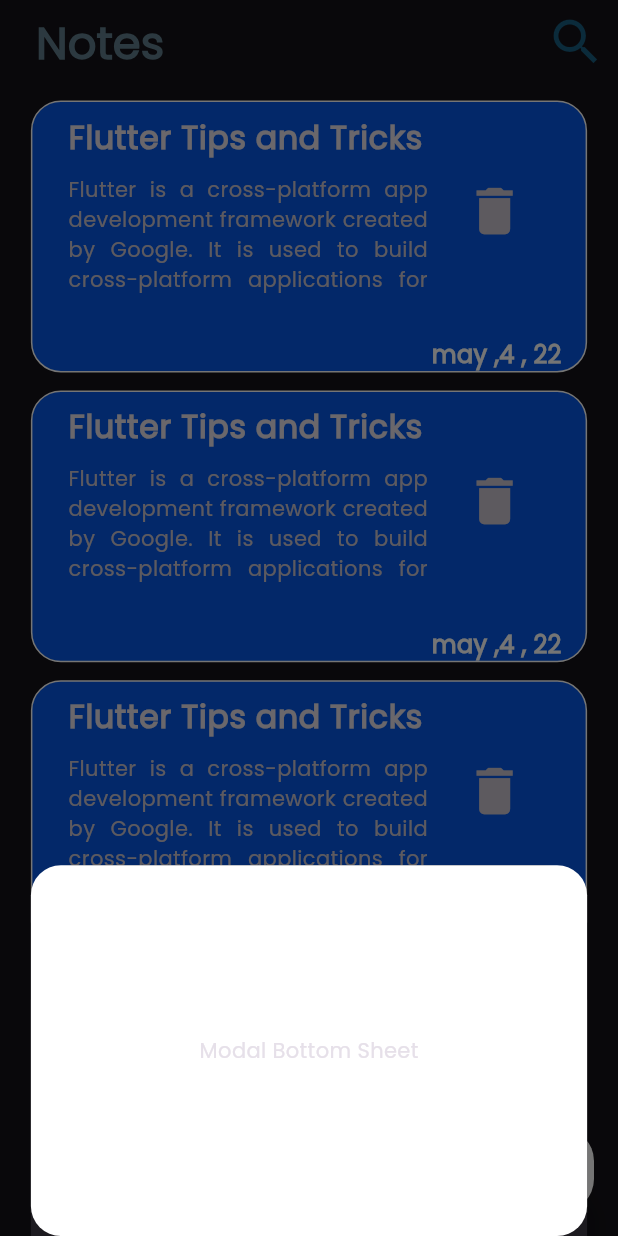
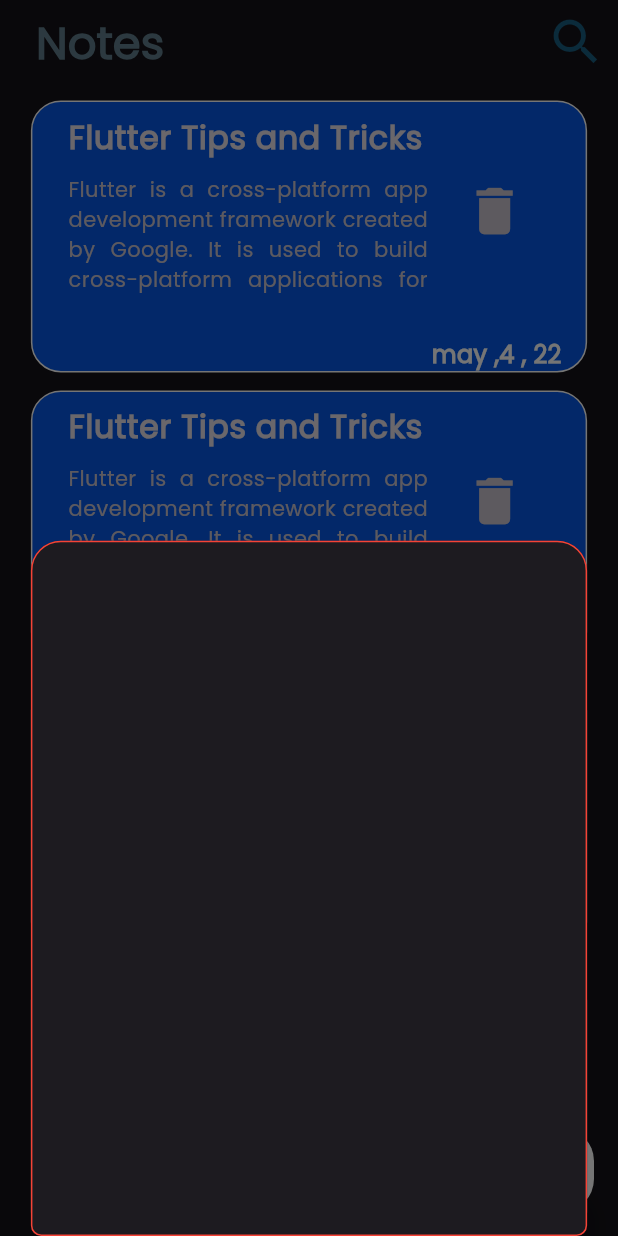
Before and after one commit to belalSoliman/notesy, a Flutter app: the screen it shows after launch, after a tap on the "add" icon, on a phone screen of 412 x 824 dp. Run offline on Flutter 3.47's test engine with Material 3 defaults, Android fonts, the light colour scheme and no system bars; drawn by our look-alikes of auto_size_text.

Commit message:
Update Floating Button and Modal Sheet Styling and Functionality
- Adjusted the shape and border styling of the modal bottom sheet invoked by the floating button.
- Changed the modal sheet's height and width to better fit the screen dimensions.
- Removed unnecessary decoration and child widget from the modal sheet, replacing it with a column placeholder for future content.
- Ensured the floating button's onPressed method correctly applies the new shape and border settings to the modal sheet.

```diff
--- a/lib/views/widget/floating_btn.dart
+++ b/lib/views/widget/floating_btn.dart
@@ -19,7 +19,15 @@
       highlightElevation: 20,
       onPressed: () {
         showModalBottomSheet(
-            context: context, builder: (context) => const ModalSheet());
+            shape: const RoundedRectangleBorder(
+              side: BorderSide(color: Colors.red),
+              borderRadius: BorderRadius.vertical(
+                bottom: Radius.circular(7),
+                top: Radius.circular(20),
+              ),
+            ),
+            context: context,
+            builder: (context) => const ModalSheet());
       },
       child: const Icon(Icons.add),
     );
--- a/lib/views/widget/modal_sheet.dart
+++ b/lib/views/widget/modal_sheet.dart
@@ -6,15 +6,10 @@
   @override
   Widget build(BuildContext context) {
     return Container(
-      height: MediaQuery.of(context).size.height * 0.3,
-      width: MediaQuery.of(context).size.width * 0.9,
-      decoration: BoxDecoration(
-        color: Colors.white,
-        borderRadius: BorderRadius.circular(20),
-      ),
-      child: const Center(
-        child: Text('Modal Bottom Sheet'),
-      ),
-    );
+        height: MediaQuery.of(context).size.height * 0.7,
+        width: MediaQuery.of(context).size.width * 0.9,
+        child: const Column(
+          children: [],
+        ));
   }
 }
```
